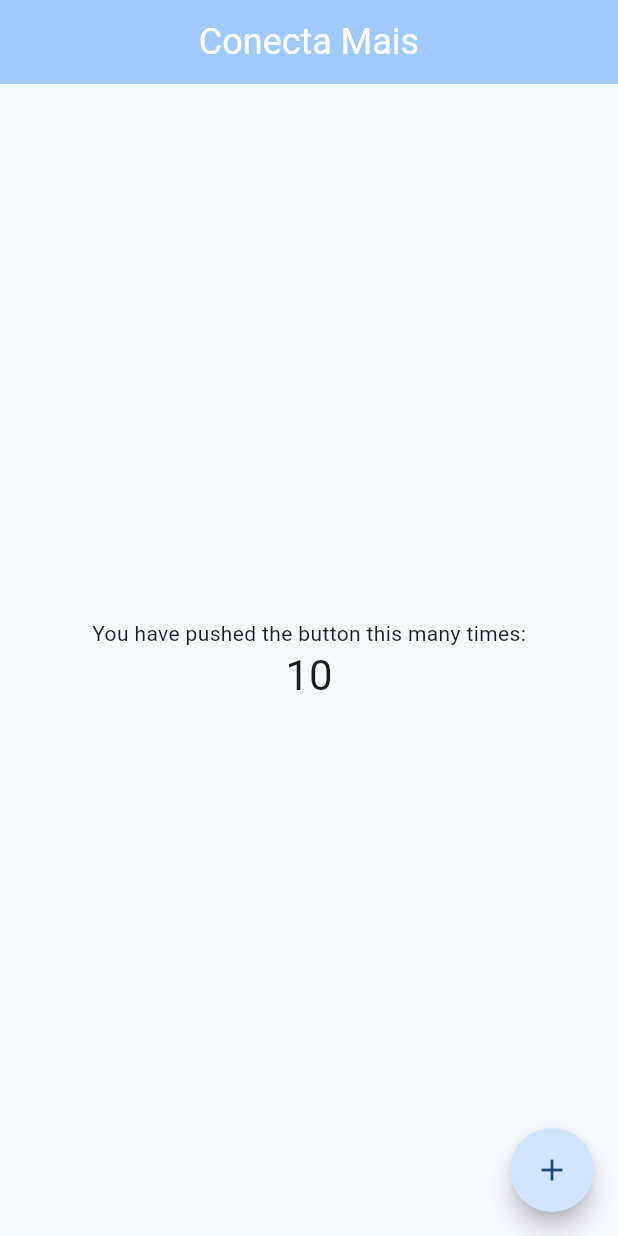
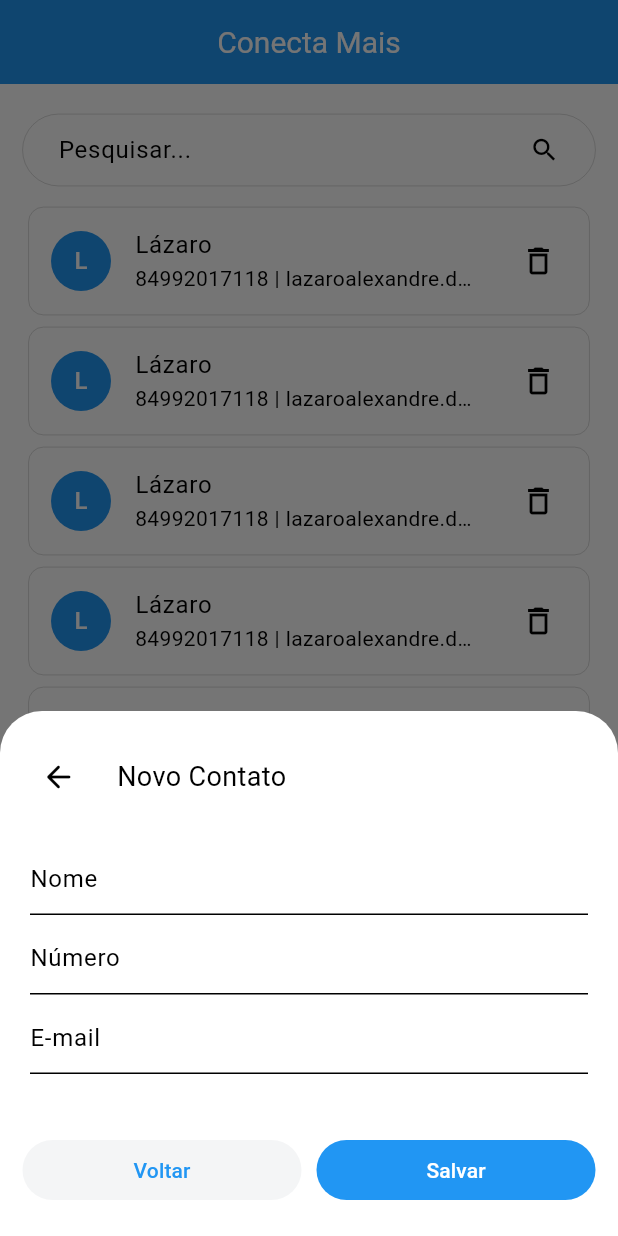
Before and after one commit to lazaroalexandre/conecta_mais, a Flutter app: the screen it shows after launch, after a tap on the "add" icon, on a phone screen of 412 x 824 dp. Run offline on Flutter 3.47's test engine with Material 3 defaults, Android fonts, the phone set to English and light mode, and no system bars; our stand-ins replace shared_preferences.

Commit message:
Feat: melhorando o layout

```diff
--- a/lib/src/app_widget.dart
+++ b/lib/src/app_widget.dart
@@ -1,3 +1,4 @@
+import 'package:conecta_mais/src/core/ui/theme_data_ui.dart';
 import 'package:conecta_mais/src/modules/home/pages/home_page.dart';
 import 'package:flutter/material.dart';
 
@@ -9,11 +10,8 @@ class AppWidget extends StatelessWidget {
     return MaterialApp(
       debugShowCheckedModeBanner: false,
       title: 'Conecta Mais',
-      theme: ThemeData(
-        colorScheme: ColorScheme.fromSeed(seedColor: Colors.blue),
-        useMaterial3: true,
-      ),
-      home: const HomePage(),
+      theme: ThemeDataUi.thema,
+      home: HomePage(),
     );
   }
 }
--- a/lib/src/core/models/contato_model.dart
+++ b/lib/src/core/models/contato_model.dart
@@ -1,15 +1,16 @@
+// ignore_for_file: public_member_api_docs, sort_constructors_first
 import 'dart:convert';
 
-// ignore_for_file: public_member_api_docs, sort_constructors_first
 class ContatoModel {
   final String nome;
   final int numero;
-  final String email;
+  final String? email;
   final String avatar;
+
   ContatoModel({
     required this.nome,
     required this.numero,
-    required this.email,
+    this.email,
   }) : avatar = nome[0].toUpperCase();
 
   Map<String, dynamic> toMap() {
@@ -25,7 +26,7 @@ class ContatoModel {
     return ContatoModel(
       nome: map['nome'] as String,
       numero: map['numero'] as int,
-      email: map['email'] as String,
+      email: map['email'] != null ? map['email'] as String : null,
     );
   }
 
--- /dev/null
+++ b/lib/src/core/ui/theme_data_ui.dart
@@ -0,0 +1,43 @@
+import 'package:flutter/material.dart';
+
+class ThemeDataUi {
+  static ThemeData thema = ThemeData(
+    colorScheme: const ColorScheme(
+      primary: Colors.blue,
+      primaryContainer: Colors.blue,
+      secondary: Colors.blue,
+      secondaryContainer: Colors.white,
+      surface: Colors.white,
+      error: Colors.red,
+      onPrimary: Colors.white,
+      onSecondary: Colors.blue,
+      onSurface: Colors.black,
+      onError: Colors.blue,
+      brightness: Brightness.light,
+    ),
+    appBarTheme: const AppBarTheme(
+      backgroundColor: Colors.blue,
+      titleTextStyle: TextStyle(fontSize: 20, color: Colors.white),
+      centerTitle: true,
+    ),
+    floatingActionButtonTheme: const FloatingActionButtonThemeData(
+      shape: CircleBorder(),
+    ),
+    inputDecorationTheme: const InputDecorationTheme(
+      contentPadding: EdgeInsets.symmetric(horizontal: 20),
+      focusedBorder: UnderlineInputBorder(
+        borderSide: BorderSide(color: Colors.black),
+      ),
+    ),
+    cardTheme: CardTheme(
+        shadowColor: Colors.transparent,
+        shape: OutlineInputBorder(
+          borderRadius: BorderRadius.circular(10),
+          borderSide: const BorderSide(
+            color: Colors.black,
+            width: 0.1,
+          ),
+        )),
+    useMaterial3: true,
+  );
+}
--- a/lib/src/modules/home/pages/home_page.dart
+++ b/lib/src/modules/home/pages/home_page.dart
@@ -1,39 +1,58 @@
+import 'package:conecta_mais/src/core/models/contato_model.dart';
+import 'package:conecta_mais/src/modules/home/widgets/button/button_sheet_button_widget.dart';
+import 'package:conecta_mais/src/modules/home/widgets/inputs/search_input_widget.dart';
+import 'package:conecta_mais/src/modules/home/widgets/list_view/contato_list_view_widget.dart';
+import 'package:conecta_mais/src/modules/home/widgets/spaces/layout_main_space.dart';
 import 'package:flutter/material.dart';
 
 class HomePage extends StatelessWidget {
+  HomePage({super.key});
 
-  const HomePage({ super.key });
+  final ContatoModel contatos = ContatoModel(
+    nome: "Lázaro",
+    numero: 84992017118,
+    email: "lazaroalexandre.dev@gmail.com",
+  );
 
   @override
   Widget build(BuildContext context) {
     return Scaffold(
       appBar: AppBar(
-        backgroundColor: Theme.of(context).colorScheme.inversePrimary,
         title: const Text("Conecta Mais"),
-        centerTitle: true,
-        titleTextStyle: const TextStyle(color: Colors.white, fontSize: 24),
       ),
-      body: Center(
-
+      body: SingleChildScrollView(
+        child: LayoutMainSpace(
           child: Column(
-
-          mainAxisAlignment: MainAxisAlignment.center,
             children: <Widget>[
-            const Text(
-              'You have pushed the button this many times:',
+              const SearchInputWidget(text: "Pesquisar..."),
+              const SizedBox(
+                height: 10,
               ),
-            Text(
-              '10',
-              style: Theme.of(context).textTheme.headlineMedium,
+              ContatoListViewWidget(
+                itemCount: 10,
+                contatoModel: contatos,
               ),
             ],
           ),
         ),
+      ),
       floatingActionButton: FloatingActionButton(
-        onPressed: (){},
-        tooltip: 'Increment',
-        shape: const CircleBorder(),
-
+        onPressed: () {
+          showModalBottomSheet(
+            isScrollControlled: true,
+            isDismissible: false,
+            context: context,
+            builder: (context) => Padding(
+              padding: EdgeInsets.only(
+                bottom: MediaQuery.of(context)
+                    .viewInsets
+                    .bottom,
+              ),
+              child: const ButtonSheetButtonWidget(),
+            ),
+          );
+        },
+        tooltip: 'Adicionar Contato',
         child: const Icon(
           Icons.add,
         ),
--- /dev/null
+++ b/lib/src/modules/home/widgets/button/button_sheet_button_widget.dart
@@ -0,0 +1,58 @@
+import 'package:conecta_mais/src/modules/home/widgets/button/cancel_button_widget.dart';
+import 'package:conecta_mais/src/modules/home/widgets/button/confirm_button_widget.dart';
+import 'package:conecta_mais/src/modules/home/widgets/forms/crete_user_form_widget.dart';
+import 'package:flutter/material.dart';
+
+class ButtonSheetButtonWidget extends StatelessWidget {
+  const ButtonSheetButtonWidget({super.key});
+
+  @override
+  Widget build(BuildContext context) {
+    return Container(
+      padding: const EdgeInsets.symmetric(horizontal: 15, vertical: 20),
+      height: 350,
+      child: Column(
+        crossAxisAlignment: CrossAxisAlignment.start,
+        mainAxisAlignment: MainAxisAlignment.spaceBetween,
+        children: [
+          Column(
+            mainAxisAlignment: MainAxisAlignment.start,
+            children: [
+              Row(
+                children: [
+                  IconButton(
+                    padding: EdgeInsets.zero,
+                    onPressed: () => Navigator.pop(context),
+                    icon: const Icon(
+                      Icons.arrow_back_rounded,
+                    ),
+                  ),
+                  const SizedBox(
+                    width: 15,
+                  ),
+                  const Text(
+                    "Novo Contato",
+                    style: TextStyle(fontSize: 18),
+                  ),
+                ],
+              ),
+              const CreteUserFormWidget()
+            ],
+          ),
+          Row(
+            children: [
+              const Expanded(child: CancelButtonWidget(),),
+              const SizedBox(width: 10,),
+              Expanded(
+                child: ConfirmButtonWidget(
+                  onPressed: () {},
+                  text: 'Salvar',
+                ),
+              ),
+            ],
+          ),
+        ],
+      ),
+    );
+  }
+}
--- /dev/null
+++ b/lib/src/modules/home/widgets/button/cancel_button_widget.dart
@@ -0,0 +1,23 @@
+import 'package:flutter/material.dart';
+
+class CancelButtonWidget extends StatelessWidget {
+  const CancelButtonWidget({super.key});
+
+  @override
+  Widget build(BuildContext context) {
+    return SizedBox(
+      width: double.infinity,
+      child: ElevatedButton(
+
+        style: const ButtonStyle(
+          backgroundColor: WidgetStatePropertyAll(
+            Color(0XFFF4F5F6),
+          ),
+          elevation: WidgetStatePropertyAll(0),
+        ),
+        onPressed: () => Navigator.pop(context),
+        child: const Text("Voltar"),
+      ),
+    );
+  }
+}
--- /dev/null
+++ b/lib/src/modules/home/widgets/button/confirm_button_widget.dart
@@ -0,0 +1,30 @@
+// ignore_for_file: public_member_api_docs, sort_constructors_first
+import 'package:flutter/material.dart';
+
+class ConfirmButtonWidget extends StatelessWidget {
+  final void Function() onPressed;
+  final String text;
+  const ConfirmButtonWidget({
+    super.key,
+    required this.onPressed,
+    required this.text,
+  });
+
+  @override
+  Widget build(BuildContext context) {
+    return SizedBox(
+      width: double.infinity,
+      child: ElevatedButton(
+        style: const ButtonStyle(
+          backgroundColor: WidgetStatePropertyAll(Colors.blue),
+          foregroundColor: WidgetStatePropertyAll(Colors.white),
+          elevation: WidgetStatePropertyAll(0),
+
+        ),
+
+        onPressed: () => Navigator.pop(context),
+        child: Text(text),
+      ),
+    );
+  }
+}
--- /dev/null
+++ b/lib/src/modules/home/widgets/cards/item_contato_card_widget.dart
@@ -0,0 +1,41 @@
+// ignore_for_file: public_member_api_docs, sort_constructors_first
+import 'package:flutter/material.dart';
+
+import 'package:conecta_mais/src/core/models/contato_model.dart';
+
+class ItemContatoCardWidget extends StatelessWidget {
+  final ContatoModel contatoModel;
+  final void Function() onPressedCard;
+  final void Function() removeOnPressed;
+  const ItemContatoCardWidget({
+    super.key,
+    required this.contatoModel,
+    required this.onPressedCard,
+    required this.removeOnPressed,
+  });
+
+  @override
+  Widget build(BuildContext context) {
+    return InkWell(
+      onTap: onPressedCard,
+      child: Card(
+        child: ListTile(
+          leading: CircleAvatar(
+            child: Text(contatoModel.avatar),
+          ),
+          title: Text(contatoModel.nome),
+          subtitle: Text(
+            "${contatoModel.numero} ${contatoModel.email != null ? '| ${contatoModel.email}' : ''}",
+            overflow: TextOverflow.ellipsis,
+          ),
+          trailing: IconButton(
+            onPressed: removeOnPressed,
+            icon: const Icon(
+              Icons.delete_outline_outlined,            ),
+          ),
+          contentPadding: const EdgeInsets.only(right: 10, left: 15),
+        ),
+      ),
+    );
+  }
+}
--- /dev/null
+++ b/lib/src/modules/home/widgets/forms/crete_user_form_widget.dart
@@ -0,0 +1,38 @@
+import 'package:conecta_mais/src/modules/home/widgets/inputs/form_input_widget.dart';
+import 'package:flutter/material.dart';
+
+class CreteUserFormWidget extends StatelessWidget {
+  const CreteUserFormWidget({super.key});
+
+  @override
+  Widget build(BuildContext context) {
+    return const Padding(
+      padding: EdgeInsets.symmetric(horizontal: 5),
+      child: Form(
+          child: Column(
+        children: [
+          SizedBox(
+            height: 20,
+          ),
+          FormInputWidget(
+            text: "Nome",
+            textInputAction: TextInputAction.next,
+          ),
+          SizedBox(
+            height: 5,
+          ),
+          FormInputWidget(
+              text: "Número", textInputAction: TextInputAction.next),
+          SizedBox(
+            height: 5,
+          ),
+          FormInputWidget(
+              text: "E-mail", textInputAction: TextInputAction.done),
+          SizedBox(
+            height: 40,
+          ),
+        ],
+      )),
+    );
+  }
+}
--- /dev/null
+++ b/lib/src/modules/home/widgets/inputs/form_input_widget.dart
@@ -0,0 +1,23 @@
+// ignore_for_file: public_member_api_docs, sort_constructors_first
+import 'package:flutter/material.dart';
+
+class FormInputWidget extends StatelessWidget {
+  final String text;
+  final TextInputAction textInputAction;
+  const FormInputWidget({
+    super.key,
+    required this.text,
+    required this.textInputAction,
+  });
+
+  @override
+  Widget build(BuildContext context) {
+    return TextFormField(
+      decoration: InputDecoration(
+        hintText: text,
+        contentPadding: EdgeInsets.zero
+      ),
+      textInputAction: textInputAction,
+    );
+  }
+}
--- /dev/null
+++ b/lib/src/modules/home/widgets/inputs/search_input_widget.dart
@@ -0,0 +1,44 @@
+// ignore_for_file: public_member_api_docs, sort_constructors_first
+import 'package:flutter/material.dart';
+
+class SearchInputWidget extends StatelessWidget {
+  final String text;
+  const SearchInputWidget({
+    super.key,
+    required this.text,
+  });
+  @override
+  Widget build(BuildContext context) {
+    return TextFormField(
+      decoration: InputDecoration(
+        hintText: text,
+        suffixIcon: const Padding(
+          padding: EdgeInsets.only(right: 20),
+          child: Icon(
+            Icons.search,
+            size: 20,
+          ),
+        ),
+        enabledBorder: OutlineInputBorder(
+            borderRadius: BorderRadius.circular(30),
+            borderSide: const BorderSide(
+              width: 0.1,
+            )),
+        disabledBorder: OutlineInputBorder(
+            borderRadius: BorderRadius.circular(30),
+            borderSide: const BorderSide(
+              width: 0.1,
+            )),
+        focusedBorder: OutlineInputBorder(
+          borderRadius: BorderRadius.circular(30),
+        ),
+        border: OutlineInputBorder(
+          borderSide: const BorderSide(
+            width: 0.1,
+          ),
+          borderRadius: BorderRadius.circular(30),
+        ),
+      ),
+    );
+  }
+}
--- /dev/null
+++ b/lib/src/modules/home/widgets/list_view/contato_list_view_widget.dart
@@ -0,0 +1,41 @@
+// ignore_for_file: public_member_api_docs, sort_constructors_first
+import 'package:conecta_mais/src/modules/home/widgets/modal/confirm_modal_widget.dart';
+import 'package:flutter/material.dart';
+
+import 'package:conecta_mais/src/core/models/contato_model.dart';
+import 'package:conecta_mais/src/modules/home/widgets/cards/item_contato_card_widget.dart';
+
+class ContatoListViewWidget extends StatelessWidget {
+  final int itemCount;
+  final ContatoModel contatoModel;
+  const ContatoListViewWidget({
+    super.key,
+    required this.itemCount,
+    required this.contatoModel,
+  });
+
+  @override
+  Widget build(BuildContext context) {
+    return ListView.builder(
+      physics: const NeverScrollableScrollPhysics(),
+      itemCount: itemCount,
+      shrinkWrap: true,
+      itemBuilder: (context, index) {
+        return ItemContatoCardWidget(
+          contatoModel: contatoModel,
+          onPressedCard: () {},
+          removeOnPressed: () => showAdaptiveDialog(
+            barrierDismissible: false,
+            context: context,
+            builder: (context) => ConfirmModalWidget(
+              title: "Apagar Contato?",
+              content:
+                  'Ao confirmar, você está ciente que o contato chamado "${contatoModel.nome}" do número "${contatoModel.numero}" será apagado permanentimente.',
+              onPressed: () {},
+            ),
+          ),
+        );
+      },
+    );
+  }
+}
--- /dev/null
+++ b/lib/src/modules/home/widgets/modal/confirm_modal_widget.dart
@@ -0,0 +1,55 @@
+// ignore_for_file: public_member_api_docs, sort_constructors_first
+import 'package:conecta_mais/src/modules/home/widgets/button/cancel_button_widget.dart';
+import 'package:conecta_mais/src/modules/home/widgets/button/confirm_button_widget.dart';
+import 'package:flutter/material.dart';
+
+class ConfirmModalWidget extends StatelessWidget {
+  final String title;
+  final String content;
+  final void Function() onPressed;
+  const ConfirmModalWidget({
+    super.key,
+    required this.title,
+    required this.content,
+    required this.onPressed,
+  });
+
+  @override
+  Widget build(BuildContext context) {
+    return AlertDialog(
+      title: Row(
+        mainAxisAlignment: MainAxisAlignment.spaceBetween,
+                children: [
+                  Text(
+                    title,
+                    style: const TextStyle(fontSize: 18),
+                  ),
+                  IconButton(
+                    padding: EdgeInsets.zero,
+                    onPressed: () => Navigator.pop(context),
+                    icon: const Icon(
+                      Icons.close_rounded,
+                    ),
+                  ),
+                ],
+              ),
+      content: Text(content),
+      actions: [
+        Row(
+          children: [
+            const Expanded (child:  CancelButtonWidget()),
+            const SizedBox(
+              width: 10,
+            ),
+            Expanded(
+              child: ConfirmButtonWidget(
+                onPressed: onPressed,
+                text: 'Apagar',
+              ),
+            ),
+          ],
+        )
+      ],
+    );
+  }
+}
--- /dev/null
+++ b/lib/src/modules/home/widgets/spaces/layout_main_space.dart
@@ -0,0 +1,27 @@
+// ignore_for_file: public_member_api_docs, sort_constructors_first
+import 'package:flutter/material.dart';
+
+class LayoutMainSpace extends StatelessWidget {
+  final Widget child;
+  const LayoutMainSpace({
+    super.key,
+    required this.child,
+  });
+
+  @override
+  Widget build(BuildContext context) {
+    return Column(
+      mainAxisAlignment: MainAxisAlignment.start,
+      crossAxisAlignment: CrossAxisAlignment.start,
+      children: [
+        Padding(
+          padding: const EdgeInsets.symmetric(
+            horizontal: 15,
+            vertical: 20,
+          ),
+          child: child,
+        ),
+      ],
+    );
+  }
+}
```
Lines whose indentation alone changed are shown as unchanged.
